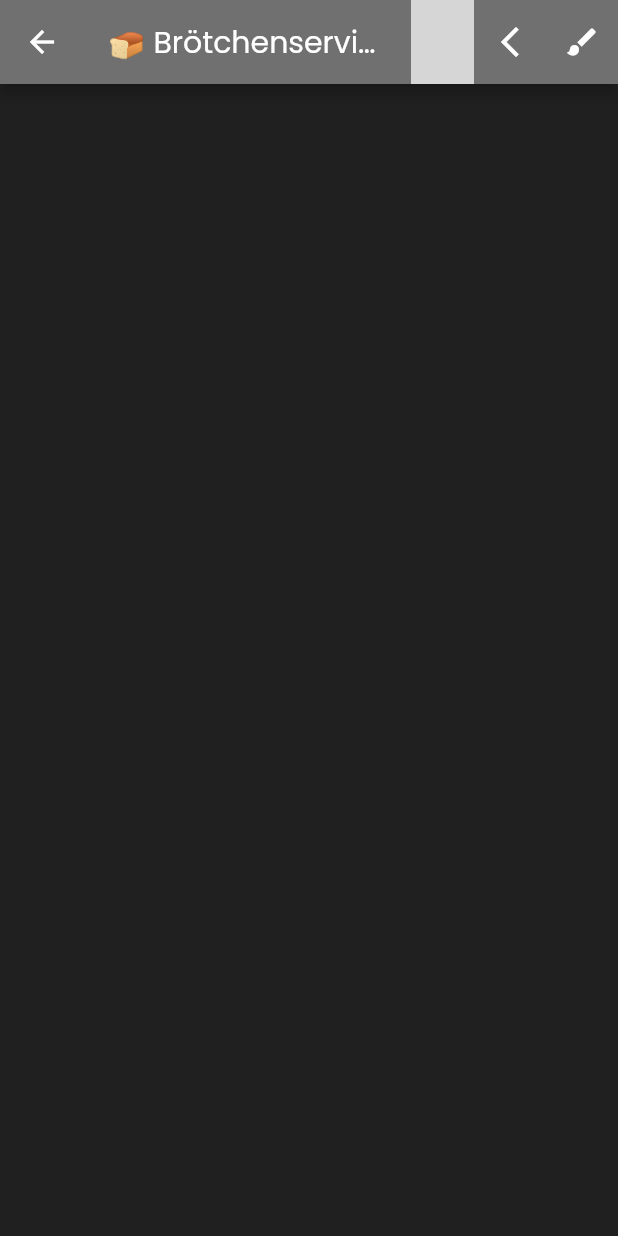
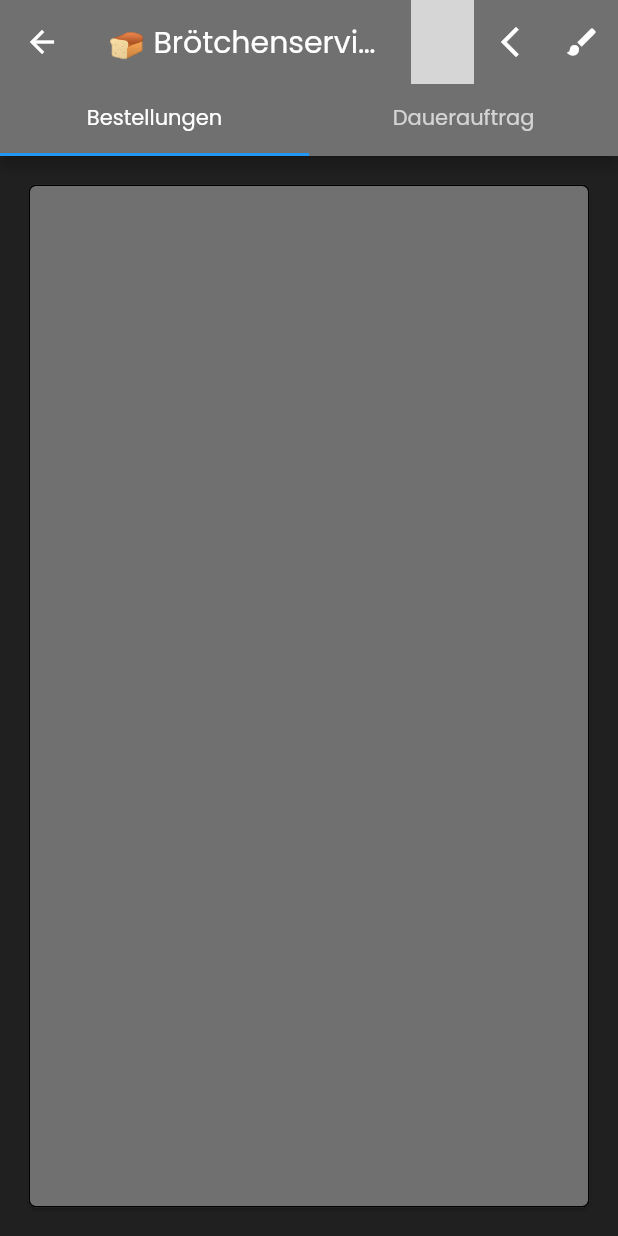
Before and after one commit to mmaeffert/fs201, a Flutter app: the OrderList screen opened directly, on a phone screen of 412 x 824 dp. Run offline on Flutter 3.47's test engine with Material 2 defaults, Android fonts, the phone set to English and light mode, and no system bars; our stand-ins replace firebase_auth, firebase_core, firebase_database, font_awesome_flutter, google_sign_in; accounts and stored records are empty; network calls fail; grey boxes are pictures that could not be loaded.

Commit message:
dont remember what i added

```diff
--- a/lib/appbar.dart
+++ b/lib/appbar.dart
@@ -5,7 +5,7 @@ import './themes.dart';
 class GetCurrentUser {
   var user = FirebaseAuth.instance.currentUser;
   User? getUser() {
-      return user;
+    return user;
   }
 }
 
@@ -24,13 +24,36 @@ class Appbar {
     );
   }
 
+  static TabAppBar(BuildContext context) {
+    return AppBar(
+      backgroundColor: Theme.of(context).primaryColor,
+      title: Text("🍞 Brötchenservice"),
+      bottom: TabBar(tabs: [
+        Tab(
+          text: "Bestellungen",
+        ),
+        Tab(
+          text: "Dauerauftrag",
+        )
+      ]),
+      actions: [
+        showUserProfile(),
+        test(context),
+        IconButton(
+            onPressed: () => {currentTheme.toggleTheme()},
+            icon: Icon(Icons.brush)),
+      ],
+    );
+  }
+
   static showUserProfile() {
     if (GetCurrentUser().getUser() == null) {
       return SizedBox.shrink();
     } else {
       return CircleAvatar(
         radius: 21,
-        backgroundImage: NetworkImage(GetCurrentUser().getUser()!.photoURL.toString()),
+        backgroundImage:
+            NetworkImage(GetCurrentUser().getUser()!.photoURL.toString()),
       );
     }
   }
--- a/lib/db/readFromDB.dart
+++ b/lib/db/readFromDB.dart
@@ -116,9 +116,14 @@ class ReadFromDB with ChangeNotifier {
   userAlreadyHasStandingOrder() async {
     DataSnapshot ds =
         await database.child('/standingorders/' + user!.uid).get();
-    print('has standingOrder: ' + ds.exists.toString());
 
     return ds.exists;
+  }
+
+  getStandingOrder() async {
+    DataSnapshot ds =
+        await database.child('/standingorders/' + user!.uid).get();
+    return ds.value;
   }
 
   getSingleOrdersFromID(String orderID) async {
--- a/lib/db/writeToDB.dart
+++ b/lib/db/writeToDB.dart
@@ -58,7 +58,6 @@ class writeToDB {
     var query = <String, dynamic>{
       'uid': order.userID,
       'value': order.wholeOrderValue.toStringAsFixed(2),
-      'time': {".sv": "timestamp"},
       'composition': orderListJson,
       'timestamp': order.timeStamp,
       'status': order.status,
@@ -118,6 +117,13 @@ class writeToDB {
     changeUserBalance(wo.wholeOrderValue, "Caneled order", wo.orderID!);
   }
 
+  //Deletes standing Order
+  deleteStandingOrder() async {
+    DataSnapshot ds =
+        await database.child('/standingorders/' + user!.uid).get();
+    ds.ref.remove();
+  }
+
   //Updates user data
   updateUser() async {
     final userEntry = database.child('/users/' + user!.uid);
--- a/lib/orderList.dart
+++ b/lib/orderList.dart
@@ -6,6 +6,7 @@ import 'package:broetchenservice/order/wholeOrder.dart';
 import 'package:broetchenservice/order/singleOrder.dart';
 import 'package:broetchenservice/themes.dart';
 import 'package:flutter/material.dart';
+import 'package:broetchenservice/UI%20Kit/alertDialogKit.dart';
 import 'dart:io';
 import './appbar.dart' as ab;
 
@@ -18,12 +19,13 @@ class OrderList extends StatefulWidget {
 
 class _OrderListState extends State<OrderList> {
   Map<String, Icon> statusIcon = {
-    'o': Icon(Icons.timelapse, color: Colors.orangeAccent),
-    'p': Icon(Icons.check, color: Colors.green),
+    'o': Icon(Icons.timelapse_outlined, color: Colors.orangeAccent),
+    'p': Icon(Icons.check_outlined, color: Colors.green),
     'r': Icon(Icons.attach_money_outlined, color: Colors.green),
-    'c': Icon(Icons.cancel, color: Colors.redAccent)
+    'c': Icon(Icons.cancel_outlined, color: Colors.redAccent)
   };
   List<ExpansionTile> tileList = [];
+  List<Widget> standingOrderList = [];
   bool isloading = true;
   @override
   void initState() {
@@ -32,16 +34,21 @@ class _OrderListState extends State<OrderList> {
         isloading = false;
       });
     });
+    getStandingOrderColumn().then((value) => standingOrderList = value);
     super.initState();
     setState(() {});
   }
 
   @override
   Widget build(BuildContext context) {
-    return Scaffold(
-        appBar: ab.Appbar.MainAppBar(context),
-        body: Padding(
-            padding: EdgeInsets.all(12),
+    return DefaultTabController(
+      length: 2,
+      child: Scaffold(
+          appBar: ab.Appbar.TabAppBar(context),
+          body: TabBarView(children: [
+            //Orderslist
+            Padding(
+                padding: EdgeInsets.all(15),
                 child: Container(
                     width: (MediaQuery.of(context).size.width > 800)
                         ? 800
@@ -53,7 +60,56 @@ class _OrderListState extends State<OrderList> {
                             side: BorderSide(color: Colors.black)),
                         child: SingleChildScrollView(
                             physics: BouncingScrollPhysics(),
-                        child: Column(children: tileList))))));
+                            child: Column(children: tileList))))),
+
+            //Standing orders list
+            Padding(
+              padding: EdgeInsets.all(15),
+              child: Card(
+                color: currentTheme.getPrimaryColor(),
+                child: Column(children: standingOrderList),
+              ),
+            )
+          ])),
+    );
+  }
+
+  getStandingOrderColumn() async {
+    List<Widget> returnList = [];
+    var standingOrder = await ReadFromDB().getStandingOrder();
+
+    if (standingOrder == null) {
+      return;
+    }
+
+    returnList.add(Text("Erstellt am: " + getDate(standingOrder['timestamp'])));
+    returnList.add(Text("Einkaufswert: " + standingOrder['value']));
+
+    List<SingleOrder> singleOrders =
+        await ReadFromDB().getSingleOrdersFromID(standingOrder['orderid']);
+
+    for (SingleOrder so in singleOrders) {
+      returnList.add(Row(
+        children: [
+          Text(so.identifier + "  -  "),
+          Text(so.amount.toString() + " Stück für jeweils "),
+          Text(so.price.toString() + " €")
+        ],
+      ));
+    }
+
+    returnList.add(IconButton(
+        onPressed: (() {
+          writeToDB().deleteStandingOrder();
+          AlertDialogKit.alertDialog1(
+              context,
+              "Der Dauerauftrag wurde beendet. Eventuell musst du noch die offene Bestellung löschen",
+              "Ok");
+          setState(() {});
+        }),
+        icon: Icon(Icons.cancel_outlined)));
+
+    return returnList;
   }
 
   Future<List<WholeOrder>> getChildrenList() async {
@@ -89,9 +145,8 @@ class _OrderListState extends State<OrderList> {
                             content: Text(
                                 'Bestellung wurde abgebrochen und der Betrag erstattet'),
                           ));
-                          setState(() {
                           wo.status = 'c';
-                          });
+                          setState(() {});
                         }),
                         icon: Icon(Icons.cancel),
                       )
@@ -115,6 +170,7 @@ class _OrderListState extends State<OrderList> {
       );
     }
 
+    wholeOrderList.sort(((a, b) => a.timeStamp - b.timeStamp));
     return wholeOrderList;
   }
 
```
Also changed, not shown: lib/balanceChange.dart (added). Lines whose indentation alone changed are shown as unchanged.
